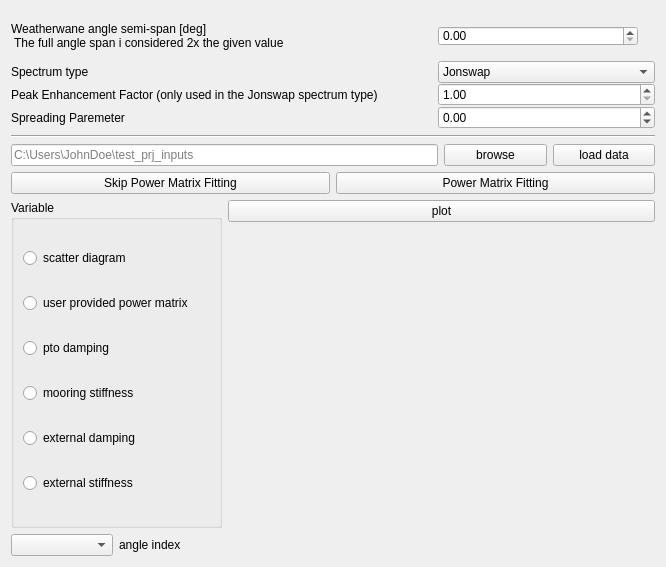
This is dtocean_wec/designer/performance_fit.ui in DTOcean/dtocean-hydrodynamics as Qt 5 draws it before an edit. The edited form follows.
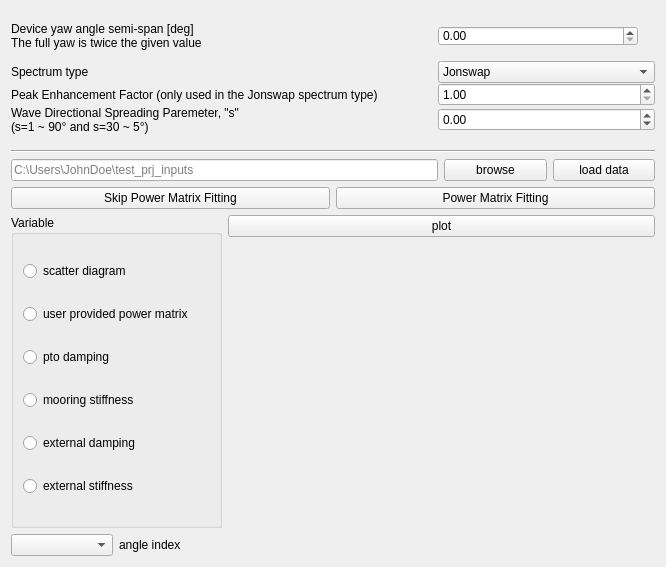
This is the edited form.

Patch:
```diff
--- a/dtocean_wec/designer/performance_fit.ui
+++ b/dtocean_wec/designer/performance_fit.ui
@@ -120,6 +120,9 @@
      <property name="sizeConstraint">
       <enum>QLayout::SetMinimumSize</enum>
      </property>
+     <property name="bottomMargin">
+      <number>10</number>
+     </property>
      <property name="spacing">
       <number>0</number>
      </property>
@@ -149,8 +152,8 @@
         </font>
        </property>
        <property name="text">
-        <string>Weatherwane angle semi-span [deg] 
- The full angle span i considered 2x the given value </string>
+        <string>Device yaw angle semi-span [deg]
+The full yaw is twice the given value</string>
        </property>
       </widget>
      </item>
@@ -240,7 +243,8 @@
      <item row="3" column="0">
       <widget class="QLabel" name="label_5">
        <property name="text">
-        <string>Spreading Paremeter</string>
+        <string>Wave Directional Spreading Paremeter, &quot;s&quot;
+(s=1 ~ 90° and s=30 ~ 5°)</string>
        </property>
       </widget>
      </item>
```
